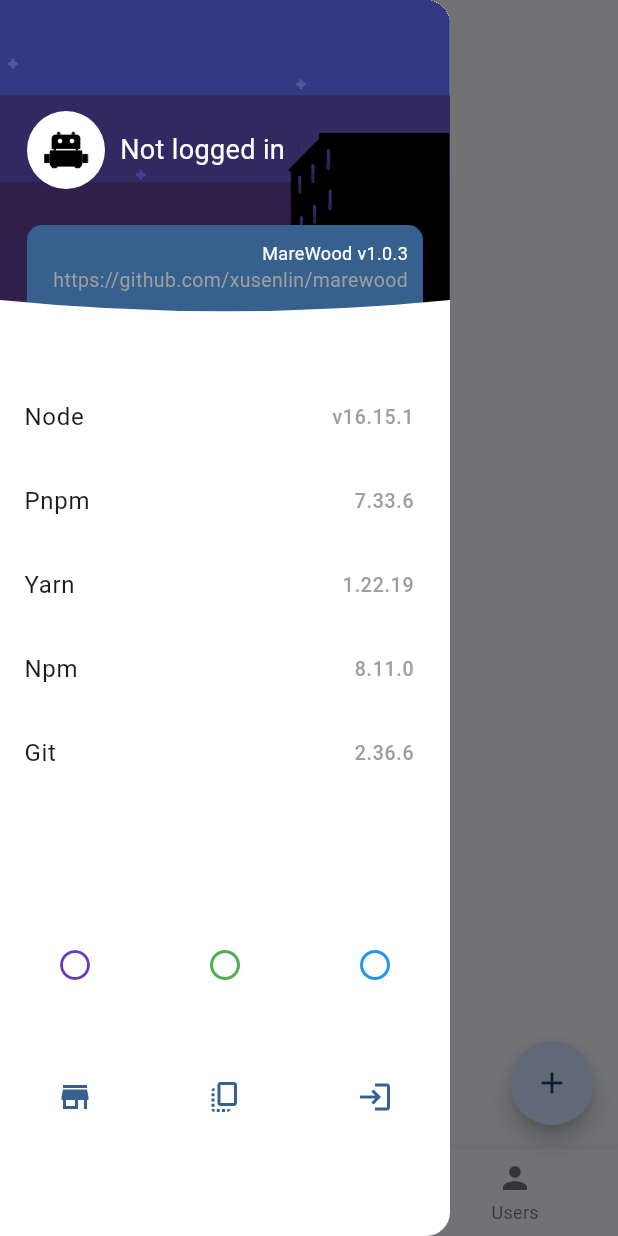
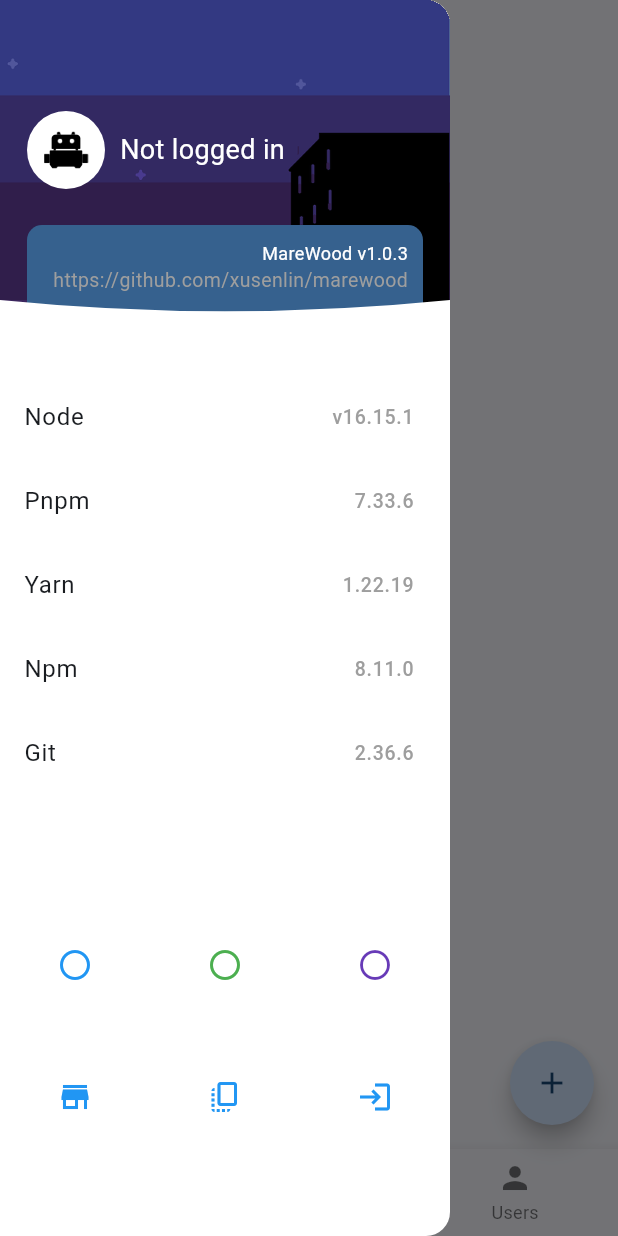
Before and after one commit to xusenlin/marewoodClient, a Flutter app: the screen it shows after launch, in the side drawer, after a tap on the "panorama fish eye" icon, on a phone screen of 412 x 824 dp. Run offline on Flutter 3.47's test engine with Material 3 defaults, Android fonts, the light colour scheme and no system bars; our stand-ins replace shared_preferences, webview_flutter.

Commit message:
用户自定义主题颜色

```diff
--- a/lib/main.dart
+++ b/lib/main.dart
@@ -25,7 +25,9 @@ class App extends StatelessWidget {
         builder: (context, themeProvider, child) {
           return MaterialApp(
             title: appName,
-            theme: themeProvider.themeData,
+            theme: ThemeData(
+              colorScheme: ColorScheme.fromSeed(seedColor:themeProvider.themeColor)
+            ),
             initialRoute: Routes.home,
             routes: Routes.getRoutes(),
           );
--- a/lib/pages/home/drawer/main.dart
+++ b/lib/pages/home/drawer/main.dart
@@ -1,8 +1,8 @@
 import 'package:flutter/material.dart';
 import 'package:marewood_client/pages/home/drawer/top.dart';
 import 'package:marewood_client/routes.dart';
-import 'package:marewood_client/stores/user.dart';
 import 'package:provider/provider.dart';
+import '../../../stores/themeProvider.dart';
 import '../../../stores/userProvider.dart';
 
 class LeftDrawer extends StatelessWidget {
@@ -11,8 +11,9 @@ class LeftDrawer extends StatelessWidget {
   @override
   Widget build(BuildContext context) {
     const greyStyle = TextStyle(fontSize: 13, color: Colors.grey);
-    final primaryColor = Theme.of(context).primaryColor;
     var userProvider = Provider.of<UserProvider>(context,listen: false);
+    var themeProvider = Provider.of<ThemeProvider>(context);
+    final primaryColor = themeProvider.themeColor;
 
     return Drawer(
         width: 300,
@@ -56,27 +57,27 @@ class LeftDrawer extends StatelessWidget {
                     children: [
                       IconButton(
                         onPressed: () {
-                          // changePrimaryColor(Colors.red);
+                          themeProvider.setTheme(Colors.blue);
                         },
-                        tooltip: "Change to Purple",
+                        tooltip: "Change to blue",
                         icon: const Icon(Icons.panorama_fish_eye_outlined,
-                            size: 24, color: Colors.deepPurple),
+                            size: 24, color: Colors.blue),
                       ),
                       IconButton(
                         onPressed: () {
-                          // changePrimaryColor(Colors.green);
+                          themeProvider.setTheme( Colors.green);
                         },
-                        tooltip: "Change to Green",
+                        tooltip: "Change to green",
                         icon: const Icon(Icons.panorama_fish_eye_outlined,
                             size: 24, color: Colors.green),
                       ),
                       IconButton(
                         onPressed: () {
-                          // changePrimaryColor(Colors.blue);
+                          themeProvider.setTheme(Colors.deepPurple);
                         },
-                        tooltip: "Change to Blue",
+                        tooltip: "Change to deepPurple",
                         icon: const Icon(Icons.panorama_fish_eye_outlined,
-                            size: 24, color: Colors.blue),
+                            size: 24, color: Colors.deepPurple),
                       ),
                     ],
                   ),
@@ -102,7 +103,6 @@ class LeftDrawer extends StatelessWidget {
                           onPressed: () async {
                             userProvider.removeUser();
                             Navigator.of(context).pop();
-                            await UserStore.removeUser();
                           },
                           tooltip: "login out",
                           icon: Icon(Icons.login_outlined,
@@ -111,14 +111,6 @@ class LeftDrawer extends StatelessWidget {
                   ),
                 ],
               ),
-              // child: Center(
-              //     child: ElevatedButton(
-              //       onPressed: () {
-              //         // Navigator.pushNamed(context, Routes.test);
-              //       },
-              //       child: const Text('Logout'),
-              //     )
-              // )
             ),
           ],
         ));
--- a/lib/pages/login/login.dart
+++ b/lib/pages/login/login.dart
@@ -102,9 +102,7 @@ class Login extends StatelessWidget {
                           }
                           await SystemStore.setAddress(address);
                           var user = await fetchLoginUser(username, password);
-                          await UserStore.setUser(user);
                           if (!context.mounted) return;
-
                           userProvider.setUser(user);
                           Navigator.pop(context);
                         } catch (e) {
--- a/lib/stores/system.dart
+++ b/lib/stores/system.dart
@@ -1,9 +1,11 @@
-import 'package:marewood_client/models/user.dart';
+import 'dart:ui';
 import 'package:shared_preferences/shared_preferences.dart';
+
 class SystemStore {
-  static const keyPrefix = 'system.';
+  static const keyPrefix = 'system';
 
-  static const addressKey = "${keyPrefix}address";
+  static const addressKey = "$keyPrefix.address";
+  static const themeColorKey = "$keyPrefix.themeKey";
 
   static Future<void> setAddress(String address) async {
     final prefs = await SharedPreferences.getInstance();
@@ -17,4 +19,24 @@ class SystemStore {
     final prefs = await SharedPreferences.getInstance();
     await prefs.remove(addressKey);
   }
+
+  static Future<void> setThemeColor(Color color) async {
+    final prefs = await SharedPreferences.getInstance();
+    await prefs.setString(themeColorKey,color.value.toRadixString(16));
+  }
+  static Future<Color?> getThemeColor() async {
+    final prefs = await SharedPreferences.getInstance();
+    var colorString = prefs.getString(themeColorKey);
+    if(colorString==null){
+      return null;
+    }
+    return Color(int.parse(colorString, radix: 16));
+  }
+
+  static Future<void> removeThemeColor() async {
+    final prefs = await SharedPreferences.getInstance();
+    await prefs.remove(themeColorKey);
+  }
+
+
 }
--- a/lib/stores/themeProvider.dart
+++ b/lib/stores/themeProvider.dart
@@ -1,17 +1,28 @@
 import 'package:flutter/material.dart';
+import 'package:marewood_client/stores/system.dart';
 
 class ThemeProvider extends ChangeNotifier {
-  ThemeData _themeData;
+  Color _themeColor = Colors.blue;
 
-  ThemeProvider() : _themeData = ThemeData(
-    colorScheme: ColorScheme.fromSeed(seedColor: Colors.blue),
-    useMaterial3: true,
-  );
+  Color get themeColor => _themeColor;
 
-  ThemeData get themeData => _themeData;
+  ThemeProvider() {
+    _initializeTheme();
+  }
 
-  void setTheme(ThemeData themeData) {
-    _themeData = themeData;
+  Future<void> _initializeTheme() async {
+    Color? c = await SystemStore.getThemeColor();
+    if (c != null) {
+      _themeColor = c;
+    }else{
+      _themeColor = Colors.blue;
+    }
+    notifyListeners();
+  }
+
+  void setTheme(Color themeColor) async {
+    _themeColor = themeColor;
+    await SystemStore.setThemeColor(themeColor);
     notifyListeners();
   }
 }
--- a/lib/stores/user.dart
+++ b/lib/stores/user.dart
@@ -4,22 +4,24 @@ import 'package:marewood_client/models/user.dart';
 import 'package:shared_preferences/shared_preferences.dart';
 class UserStore {
   static const keyPrefix = 'user';
+  static const userKey = keyPrefix;
+  static const tokenKey = "$keyPrefix.token";
 
   // 存储 user
   static Future<void> setUser(User user) async {
     final prefs = await SharedPreferences.getInstance();
     var json = jsonEncode(user);
-    await prefs.setString(keyPrefix,json);
-    await prefs.setString("$keyPrefix.token",user.token);
+    await prefs.setString(userKey,json);
+    await prefs.setString(tokenKey,user.token);
   }
 
   static Future<String?> getToken() async {
     final prefs = await SharedPreferences.getInstance();
-    return prefs.getString("$keyPrefix.token");
+    return prefs.getString(tokenKey);
   }
   static Future<User?> getUser() async {
     final prefs = await SharedPreferences.getInstance();
-    var userJson = prefs.getString(keyPrefix);
+    var userJson = prefs.getString(userKey);
     if(userJson==null){
       return null;
     }
@@ -28,7 +30,7 @@ class UserStore {
 
   static Future<void> removeUser() async {
     final prefs = await SharedPreferences.getInstance();
-    await prefs.remove(keyPrefix);
-    await prefs.remove("$keyPrefix.token");
+    await prefs.remove(userKey);
+    await prefs.remove(tokenKey);
   }
 }
--- a/lib/stores/userProvider.dart
+++ b/lib/stores/userProvider.dart
@@ -19,13 +19,15 @@ class UserProvider extends ChangeNotifier {
     }
   }
 
-  void setUser(User user) {
+  void setUser(User user) async {
     _user = user;
+    await UserStore.setUser(user);
     notifyListeners(); // 通知依赖此数据模型的组件进行更新
   }
 
-  void removeUser() {
+  void removeUser() async {
     _user = null;
+    await UserStore.removeUser();
     notifyListeners(); // 通知依赖此数据模型的组件进行更新
   }
 }
```
